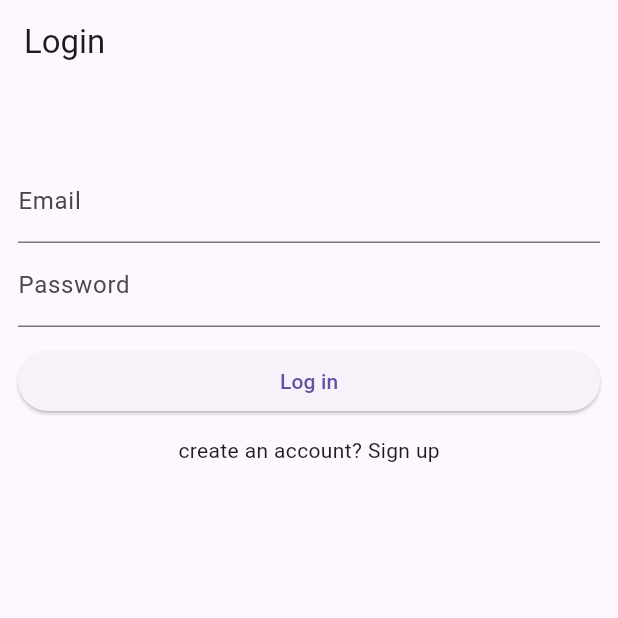
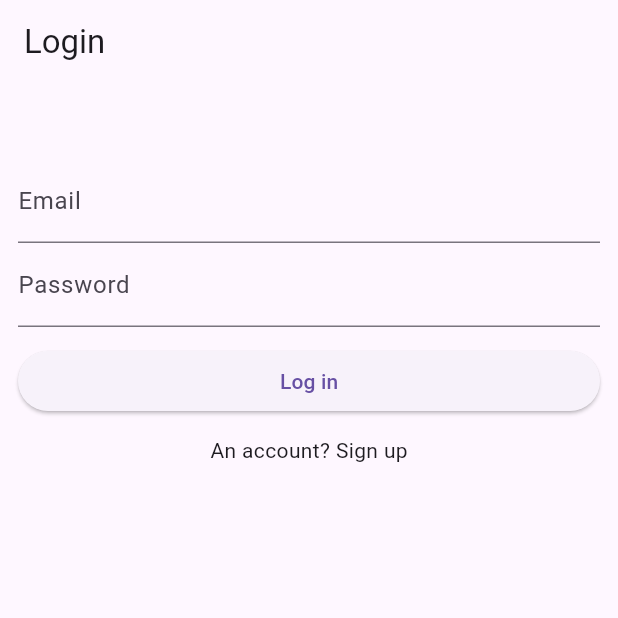
Before and after one commit to Idriss-rayan/superbase_auth, a Flutter app: the screen it shows after launch, on a phone screen of 412 x 824 dp, the top half of it. Run offline on Flutter 3.47's test engine with Material 3 defaults, Android fonts, the phone set to English and light mode, and no system bars; our stand-ins replace supabase_flutter; accounts and stored records are empty.

Commit message:
new things

```diff
--- a/lib/pages/login_page.dart
+++ b/lib/pages/login_page.dart
@@ -72,7 +72,7 @@ class _LoginPageState extends State<LoginPage> {
           GestureDetector(
             onTap: () => Navigator.push(context,
                 MaterialPageRoute(builder: (context) => const RegisterPage())),
-            child: Center(child: Text("create an account? Sign up")),
+            child: Center(child: Text("An account? Sign up")),
           ),
         ],
       ),
```
